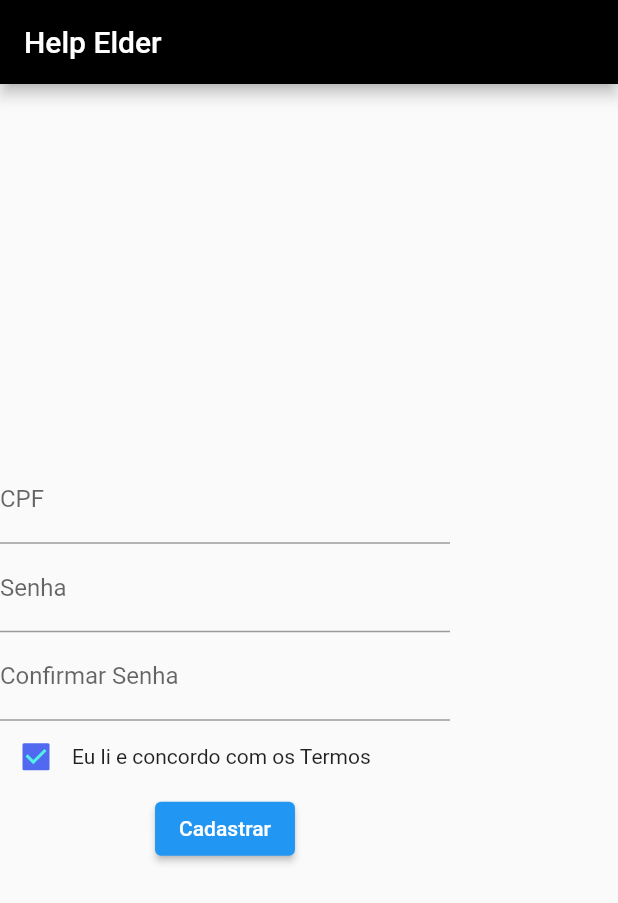
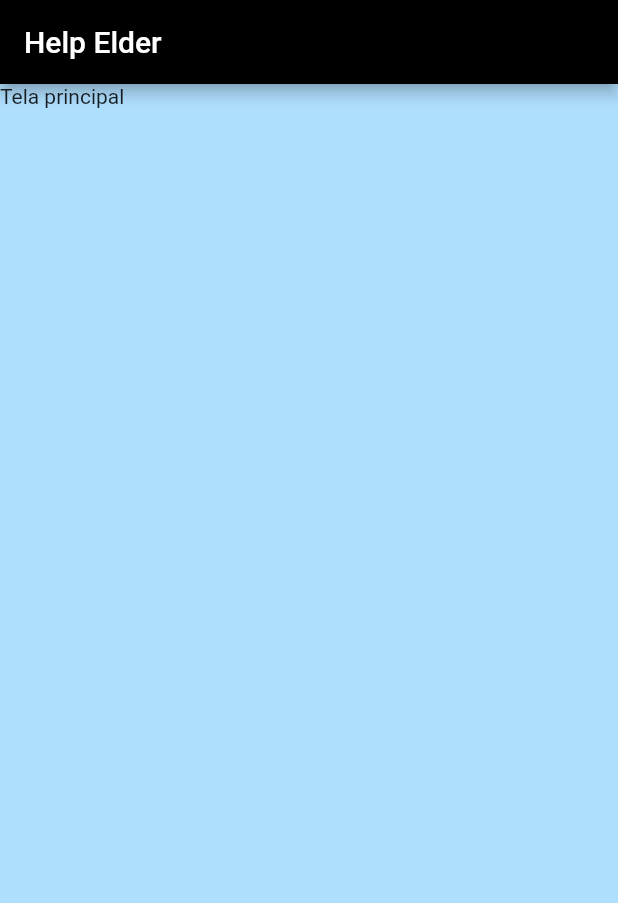
Before and after one commit to ReidakaiMFZ/help-elder, a Flutter app: the screen it shows after launch, on a phone screen of 412 x 824 dp. Shown: the top 903 px of the screen. Run offline on Flutter 3.47's test engine with Material 2 defaults, Android fonts, the phone set to English and light mode, and no system bars.

```diff
--- a/help_elder/lib/main.dart
+++ b/help_elder/lib/main.dart
@@ -12,68 +12,19 @@ class MyApp extends StatelessWidget {
   @override
   Widget build(BuildContext context) {
     return MaterialApp(
-      home: Scaffold(
+      home:  Scaffold(
         appBar: AppBar(
           title: const Text('Help Elder'),
           backgroundColor: Colors.black,
         ),
-        body: Column(
-          mainAxisAlignment: MainAxisAlignment.center,
-          mainAxisSize: MainAxisSize.max,
-          crossAxisAlignment: CrossAxisAlignment.center,
-          children: [
-            // const SizedBox(
-            //   height: 70,
-            //   width: 70,
-            // ),
-            SizedBox(
-              width: 300,
-              child: TextField(
-                decoration: const InputDecoration(
-                  labelText: 'CPF',
-                ),
-              ),
-            ),
-            SizedBox(
-              width: 300,
-              child: TextField(
-                decoration: const InputDecoration(
-                  labelText: 'Senha',
-                ),
-              ),
-            ),
-            SizedBox(
-              width: 300,
-              child: TextField(
-                decoration: const InputDecoration(
-                  labelText: 'Confirmar Senha',
-                ),
-              ),
-            ),
-            SizedBox(
-              width: 300,
-              child: Row(
-                children:[
-                  Checkbox(
-                    value: true,
-                    onChanged: (bool? value) {},
-                    checkColor: Color.fromARGB(255, 81, 241, 228),
-                    activeColor: Color.fromARGB(255, 81, 105, 241),
-                  ),
-                  Text('Eu li e concordo com os Termos')
-                ],
+        body:
+          SizedBox(
+            width: 500,
+            height: 500,
+            child: Text('Tela principal')
 
-              ),
-            ),
-            ElevatedButton(
-              child: const Text('Cadastrar'),
-              onPressed: () {
-                // Navigator.pushNamed(context, '/home');
-              },
-            ),
-          ],
-
-        ),
+          ),
+          backgroundColor: Color.fromARGB(255, 175, 223, 255),
       ),
     );
   }
```
Also changed, not shown: help_elder/lib/cadastroResp.dart (+63 -15 lines).
